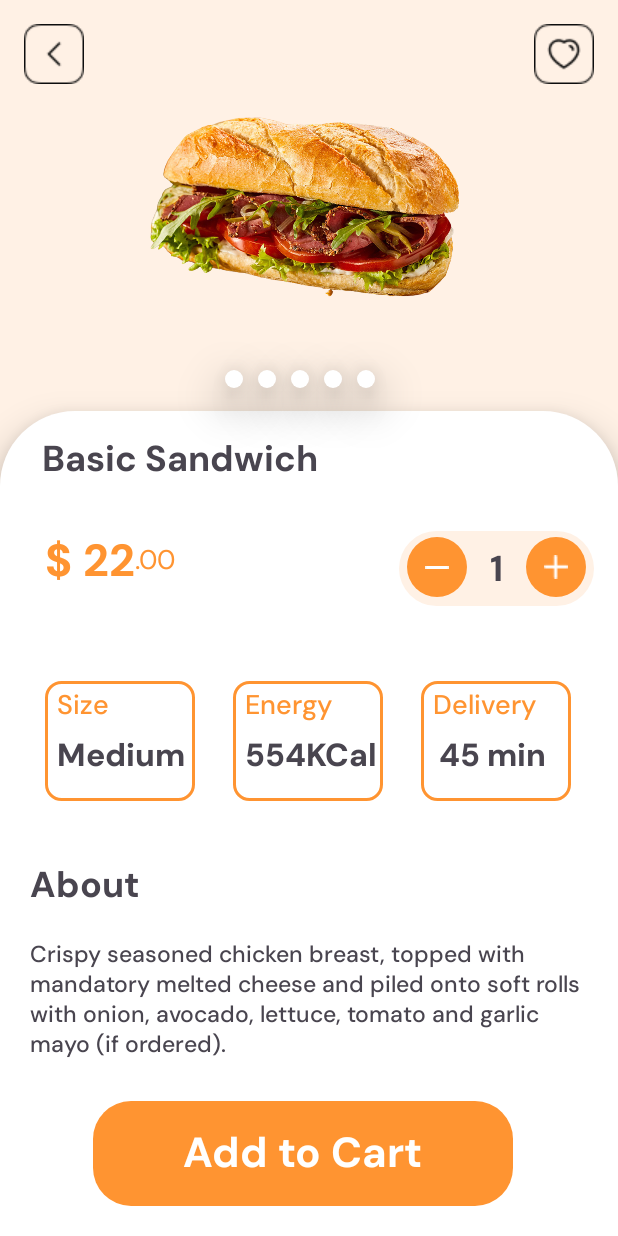
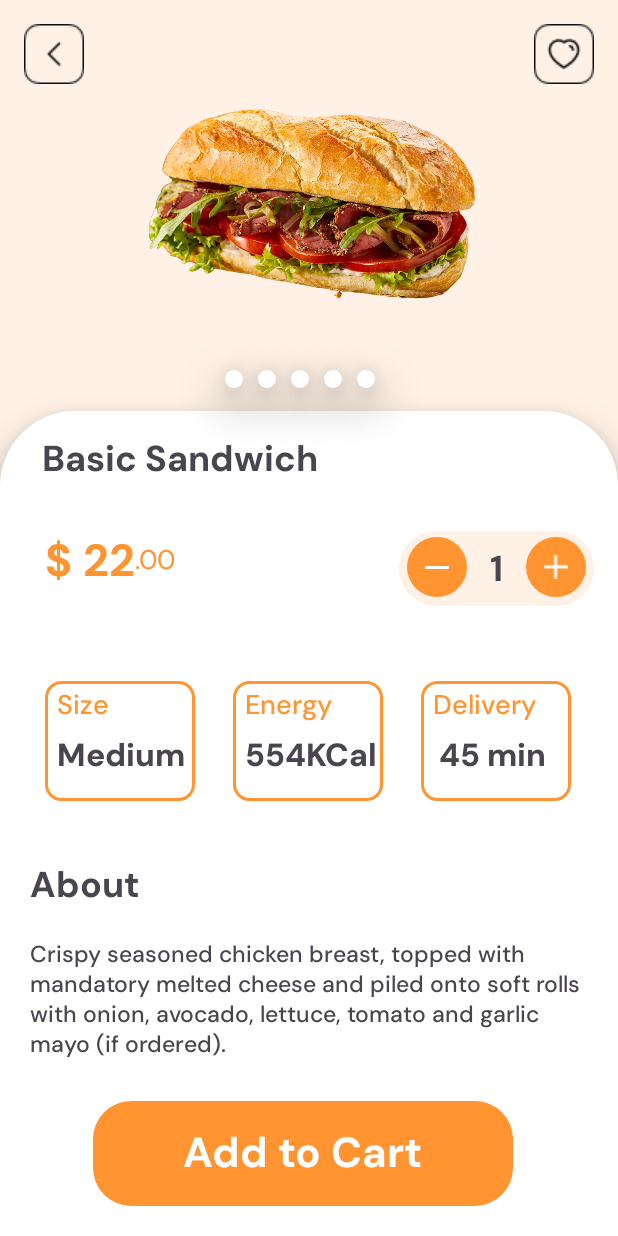
Before and after one commit to jeabea/UX-Design, an Android app: the MainActivity9 screen opened directly, with no data from a screen before it, on a phone screen of 412 x 824 dp. Run offline under Robolectric (Android 15) with nearby library versions, the phone set to English and light mode, and no system bars.

Commit message:
changement hauteur view + panier

```diff
--- a/app/src/main/res/layout/activity_main9.xml
+++ b/app/src/main/res/layout/activity_main9.xml
@@ -89,8 +89,8 @@
 
     <ImageView
         android:id="@+id/imageView"
-        android:layout_width="280dp"
-        android:layout_height="250dp"
+        android:layout_width="296dp"
+        android:layout_height="254dp"
         android:layout_centerInParent="true"
         android:layout_marginBottom="12dp"
         android:src="@drawable/sandwich_petit"
```
